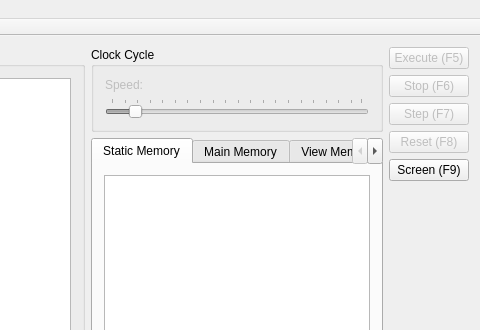
Old version of the form mainwindow.ui in the repository VcamX/MIPS-Virtual-Machine; both pictures show x 480 to 960 and y 0 to 330 of the 960 by 683 pixel window.
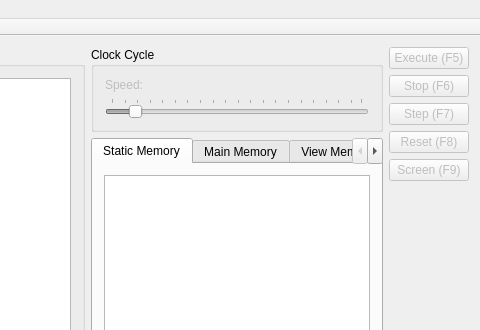
New version of the form. Icons and pictures are not drawn.

Patch:
```diff
--- a/mainwindow.ui
+++ b/mainwindow.ui
@@ -361,7 +361,7 @@
       <item>
        <widget class="QPushButton" name="screenButton">
         <property name="enabled">
-         <bool>true</bool>
+         <bool>false</bool>
         </property>
         <property name="text">
          <string>Screen (F9)</string>
```
